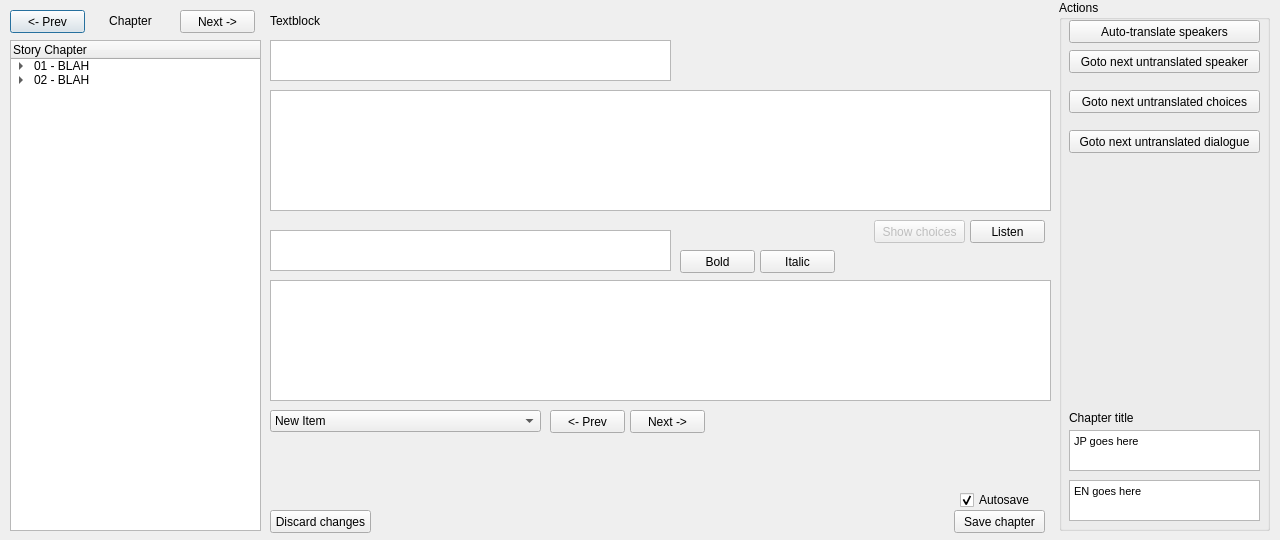
Old version of the form src/ui/widget_story.ui in the repository KevinVG207/Uma-Carotene-TL.
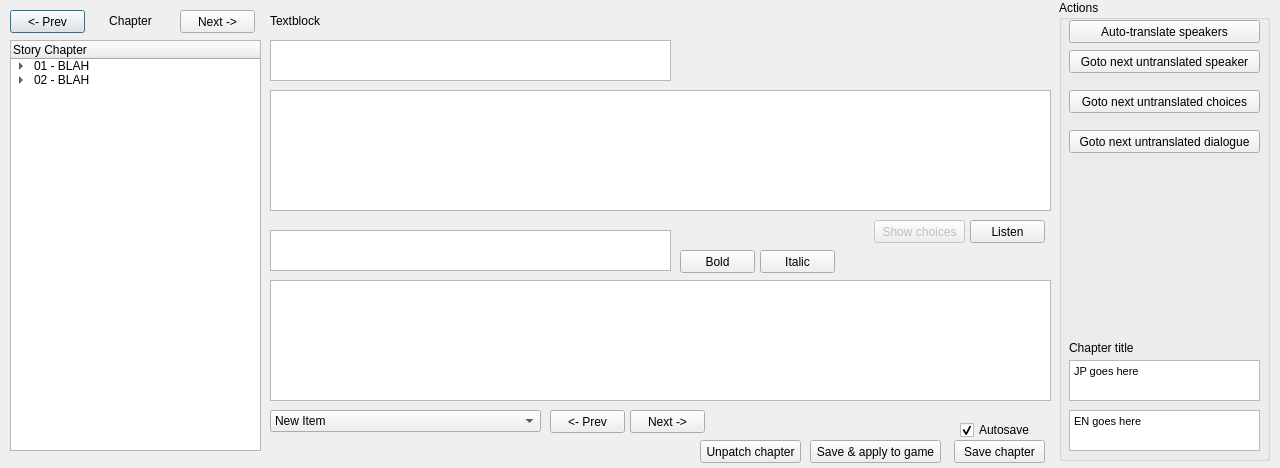
New version of the form.

Commit message: Allow patching of the current chapter.

Patch:
```diff
--- a/src/ui/widget_story.ui
+++ b/src/ui/widget_story.ui
@@ -7,7 +7,7 @@
     <x>0</x>
     <y>0</y>
     <width>1280</width>
-    <height>540</height>
+    <height>468</height>
    </rect>
   </property>
   <property name="windowTitle">
@@ -45,7 +45,7 @@
      <x>10</x>
      <y>40</y>
      <width>251</width>
-     <height>491</height>
+     <height>411</height>
     </rect>
    </property>
    <column>
@@ -90,7 +90,7 @@
      <x>1059</x>
      <y>0</y>
      <width>211</width>
-     <height>531</height>
+     <height>461</height>
     </rect>
    </property>
    <property name="title">
@@ -152,7 +152,7 @@
     <property name="geometry">
      <rect>
       <x>10</x>
-      <y>480</y>
+      <y>410</y>
       <width>191</width>
       <height>41</height>
      </rect>
@@ -172,7 +172,7 @@
     <property name="geometry">
      <rect>
       <x>10</x>
-      <y>430</y>
+      <y>360</y>
       <width>191</width>
       <height>41</height>
      </rect>
@@ -189,7 +189,7 @@
     <property name="geometry">
      <rect>
       <x>10</x>
-      <y>410</y>
+      <y>340</y>
       <width>71</width>
       <height>16</height>
      </rect>
@@ -356,7 +356,7 @@
    <property name="geometry">
     <rect>
      <x>960</x>
-     <y>490</y>
+     <y>420</y>
      <width>81</width>
      <height>20</height>
     </rect>
@@ -385,7 +385,7 @@
    <property name="geometry">
     <rect>
      <x>954</x>
-     <y>510</y>
+     <y>440</y>
      <width>91</width>
      <height>23</height>
     </rect>
@@ -413,14 +413,14 @@
   <widget class="QPushButton" name="pushButton_12">
    <property name="geometry">
     <rect>
-     <x>270</x>
-     <y>510</y>
-     <width>101</width>
+     <x>810</x>
+     <y>440</y>
+     <width>131</width>
      <height>23</height>
     </rect>
    </property>
    <property name="text">
-    <string notr="true">Discard changes</string>
+    <string notr="true">Save &amp;&amp; apply to game</string>
    </property>
   </widget>
   <widget class="QPushButton" name="btn_bold">
@@ -449,6 +449,19 @@
     <string notr="true">Italic</string>
    </property>
   </widget>
+  <widget class="QPushButton" name="btn_unpatch">
+   <property name="geometry">
+    <rect>
+     <x>700</x>
+     <y>440</y>
+     <width>101</width>
+     <height>23</height>
+    </rect>
+   </property>
+   <property name="text">
+    <string notr="true">Unpatch chapter</string>
+   </property>
+  </widget>
  </widget>
  <resources/>
  <connections/>
```
Left out of the diff: 2 changed lines with no effect on the pictures. The commit also changes 1 other file.
